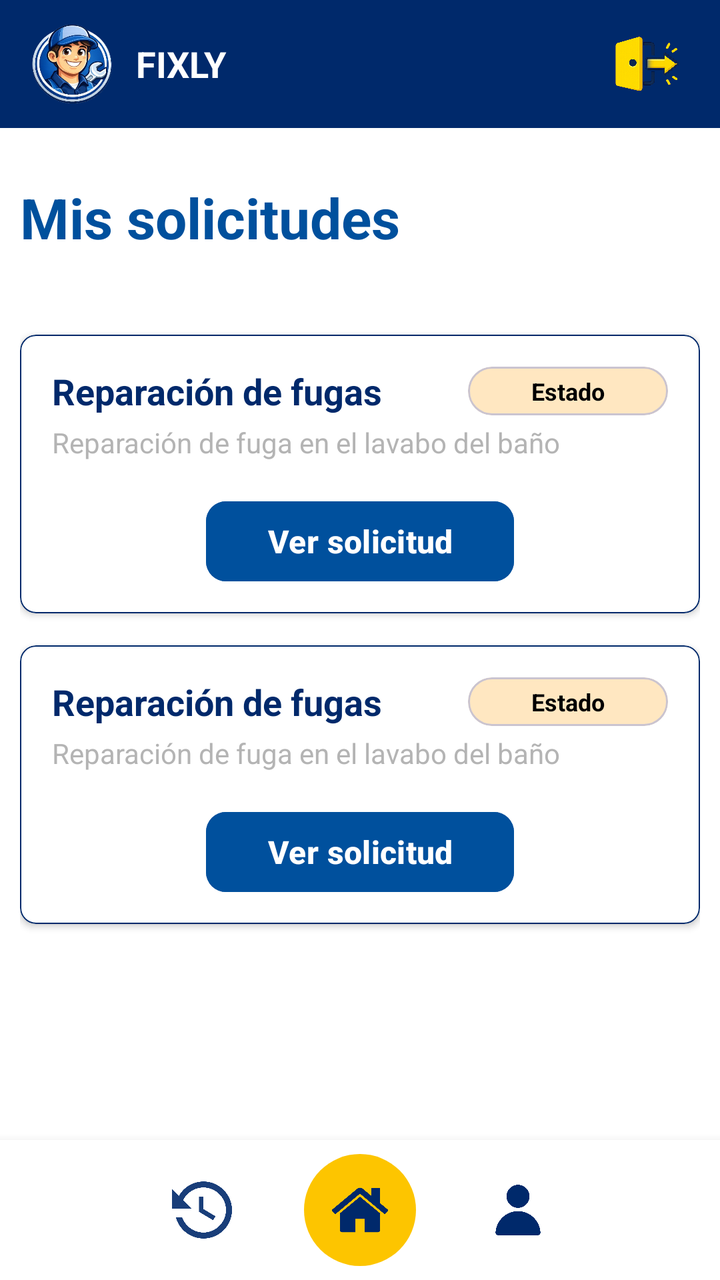
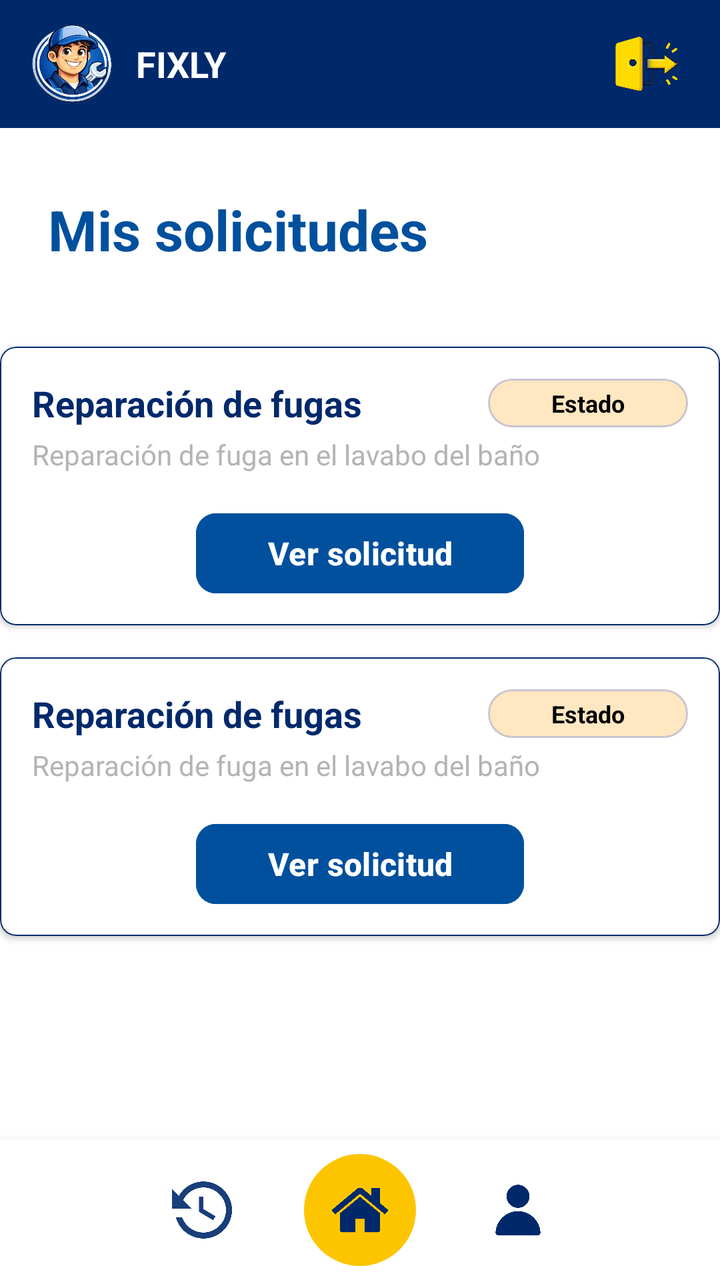

Screens rendered from an Android XML layout before and after an edit, with the pre-edit source and the edit as a unified diff.
<!-- AndroidManifest.xml: application theme Theme.Fixly -->
<!-- res/layout/historial_solicitudes.xml -->
<?xml version="1.0" encoding="utf-8"?>
<LinearLayout xmlns:android="http://schemas.android.com/apk/res/android"
    xmlns:app="http://schemas.android.com/apk/res-auto"
    android:id="@+id/layout_principal_historial_solicitudes"
    android:layout_width="match_parent"
    android:layout_height="match_parent"
    android:background="@android:color/white"
    android:orientation="vertical">

    <include layout="@layout/header" />

    <ScrollView
        android:layout_width="match_parent"
        android:layout_height="0dp"
        android:layout_weight="1"
        android:fillViewport="true">

        <LinearLayout
            android:id="@+id/contenedor_contenido_solicitudes"
            android:layout_width="match_parent"
            android:layout_height="wrap_content"
            android:orientation="vertical"
            android:padding="10dp"
            android:paddingVertical="16dp">

            <TextView
                android:layout_width="match_parent"
                android:layout_height="wrap_content"
                android:layout_marginTop="16dp"
                android:layout_marginBottom="32dp"
                android:layout_paddingHorizontal="24dp"
                android:text="Mis solicitudes"
                android:textAlignment="textStart"
                android:textColor="@color/azul_medio_fixly"
                android:textSize="28sp"
                android:textStyle="bold" />

            <include layout="@layout/item_solicitud" />

            <include layout="@layout/item_solicitud" />

        </LinearLayout>
    </ScrollView>

    <include layout="@layout/bottom_nav" />

</LinearLayout>
<!-- res/layout/header.xml (included above) -->
<?xml version="1.0" encoding="utf-8"?>
<LinearLayout xmlns:android="http://schemas.android.com/apk/res/android"
    xmlns:app="http://schemas.android.com/apk/res-auto"
    android:id="@+id/header_container"
    android:layout_width="match_parent"
    android:layout_height="64dp"
    android:background="@color/azul_fixly"
    android:gravity="center_vertical"
    android:paddingHorizontal="16dp"
    android:orientation="horizontal">

    <ImageView
        android:layout_width="40dp"
        android:layout_height="40dp"
        android:scaleType="fitCenter"
        android:src="@drawable/logo" />

    <TextView
        android:layout_width="0dp"
        android:layout_height="wrap_content"
        android:layout_marginStart="12dp"
        android:layout_weight="1"
        android:text="FIXLY"
        android:textColor="@android:color/white"
        android:textSize="18sp"
        android:textStyle="bold" />

    <ImageView
        android:id="@+id/imageView"
        android:layout_width="40dp"
        android:layout_height="40dp"
        app:srcCompat="@drawable/ic_cerrar_sesion" />

</LinearLayout>
<!-- res/layout/item_solicitud.xml (included above) -->
<?xml version="1.0" encoding="utf-8"?>
<com.google.android.material.card.MaterialCardView
    xmlns:android="http://schemas.android.com/apk/res/android"
    xmlns:app="http://schemas.android.com/apk/res-auto"
    android:id="@+id/item_solicitud"
    android:layout_width="match_parent"
    android:layout_height="wrap_content"
    android:layout_marginHorizontal="0dp"
    android:layout_marginVertical="8dp"
    app:cardBackgroundColor="@android:color/white"
    app:cardCornerRadius="8dp"
    app:cardElevation="2dp"
    app:strokeColor="@color/azul_fixly"
    app:strokeWidth="0.5dp">

    <LinearLayout
        android:layout_width="match_parent"
        android:layout_height="wrap_content"
        android:orientation="vertical"
        android:padding="16dp">

        
        <LinearLayout
            android:layout_width="match_parent"
            android:layout_height="wrap_content"
            android:gravity="center_vertical"
            android:orientation="horizontal">

            <TextView
                android:id="@+id/texto_tipo_servicio_item_solicitud"
                android:layout_width="0dp"
                android:layout_height="wrap_content"
                android:layout_weight="1"
                android:text="Reparación de fugas"
                android:textColor="@color/azul_fixly"
                android:textSize="18sp"
                android:textStyle="bold" />

            
            <com.google.android.material.card.MaterialCardView
                android:id="@+id/card_estado_solicitud"
                android:layout_width="100dp"
                android:layout_height="wrap_content"
                app:cardBackgroundColor="#FFE7C1"
                app:cardCornerRadius="12dp"
                app:cardElevation="0dp">

                <TextView
                    android:id="@+id/texto_estado_item_solicitud"
                    android:layout_width="match_parent"
                    android:layout_height="wrap_content"
                    android:paddingHorizontal="12dp"
                    android:paddingVertical="4dp"
                    android:text="Estado"
                    android:textAlignment="center"
                    android:textColor="@android:color/black"
                    android:textSize="12sp"
                    android:textStyle="bold" />
            </com.google.android.material.card.MaterialCardView>
        </LinearLayout>

        
        <TextView
            android:id="@+id/texto_descripcion_item_solicitud"
            android:layout_width="match_parent"
            android:layout_height="wrap_content"
            android:layout_marginTop="4dp"
            android:ellipsize="end"
            android:maxLines="2"
            android:text="Reparación de fuga en el lavabo del baño"
            android:textColor="@color/gris_texto"
            android:textSize="14sp" />

        
        <LinearLayout
            android:layout_width="match_parent"
            android:layout_height="wrap_content"
            android:layout_marginTop="20dp"
            android:gravity="center"
            android:weightSum="1">

            <com.google.android.material.button.MaterialButton
                android:id="@+id/boton_ver_item_solicitud"
                android:layout_width="0dp"
                android:layout_height="40dp"
                android:layout_weight="0.5"
                android:backgroundTint="@color/azul_medio_fixly"
                android:insetTop="0dp"
                android:insetBottom="0dp"
                android:text="Ver solicitud"
                android:textAllCaps="false"
                android:textColor="@color/white"
                android:textSize="16sp"
                android:textStyle="bold"
                app:cornerRadius="10dp" />
        </LinearLayout>

    </LinearLayout>

</com.google.android.material.card.MaterialCardView>
<!-- res/layout/bottom_nav.xml (included above) -->
<?xml version="1.0" encoding="utf-8"?>
<LinearLayout xmlns:android="http://schemas.android.com/apk/res/android"
    xmlns:app="http://schemas.android.com/apk/res-auto"
    android:id="@+id/bottom_container"
    android:layout_width="match_parent"
    android:layout_height="70dp"
    android:background="@android:color/white"
    android:elevation="8dp"
    android:gravity="center"
    android:orientation="horizontal">

    <ImageView
        android:id="@+id/historial_barra_navegacion"
        android:layout_width="30dp"
        android:layout_height="30dp"
        android:src="@drawable/icono_solicitudes"
        android:tint="#00296b" />

    <FrameLayout
        android:id="@+id/home_barra_navegacion"
        android:layout_width="56dp"
        android:layout_height="56dp"
        android:layout_marginHorizontal="36dp"
        android:background="@drawable/bg_home">

        <ImageView
            android:layout_width="28dp"
            android:layout_height="28dp"
            android:layout_gravity="center"
            android:src="@drawable/icono_home"
            app:tint="#00296b" />
    </FrameLayout>

    <ImageView
        android:id="@+id/perfil_barra_navegacion"
        android:layout_width="30dp"
        android:layout_height="30dp"
        android:src="@drawable/icono_usuario"
        app:tint="#00296b" />

</LinearLayout>
<!-- resources referenced by this layout -->
<resources>
  <color name="azul_fixly">#00296b</color>
  <color name="azul_medio_fixly">#00509d</color>
  <color name="gris_texto">#b4b4b4</color>
  <color name="white">#FFFFFFFF</color>
  <!-- drawable bg_home (drawable) -->
  <?xml version="1.0" encoding="utf-8"?>
  <shape xmlns:android="http://schemas.android.com/apk/res/android"
      android:shape="oval">
      <solid android:color="#fdc500"/>
  </shape>
  <!-- drawable ic_cerrar_sesion: png bitmap (drawable, 236120 bytes) -->
  <!-- drawable icono_home: png bitmap (drawable, 9640 bytes) -->
  <!-- drawable icono_solicitudes: png bitmap (drawable, 14988 bytes) -->
  <!-- drawable icono_usuario: png bitmap (drawable, 6687 bytes) -->
  <!-- drawable logo: png bitmap (drawable, 142083 bytes) -->
  <style name="Theme.Fixly" parent="Base.Theme.Fixly" />
  <style name="Base.Theme.Fixly" parent="Theme.Material3.DayNight.NoActionBar">
          
          
      </style>
</resources>

<!-- the commit's change to res/layout/historial_solicitudes.xml (unified diff, before → after) -->
@@ -1,7 +1,7 @@
 <?xml version="1.0" encoding="utf-8"?>
 <LinearLayout xmlns:android="http://schemas.android.com/apk/res/android"
     xmlns:app="http://schemas.android.com/apk/res-auto"
-    android:id="@+id/layout_principal_historial_solicitudes"
+    android:id="@+id/main"
     android:layout_width="match_parent"
     android:layout_height="match_parent"
     android:background="@android:color/white"
@@ -20,7 +20,6 @@
             android:layout_width="match_parent"
             android:layout_height="wrap_content"
             android:orientation="vertical"
-            android:padding="10dp"
             android:paddingVertical="16dp">
 
             <TextView
@@ -28,7 +27,7 @@
                 android:layout_height="wrap_content"
                 android:layout_marginTop="16dp"
                 android:layout_marginBottom="32dp"
-                android:layout_paddingHorizontal="24dp"
+                android:paddingHorizontal="24dp"
                 android:text="Mis solicitudes"
                 android:textAlignment="textStart"
                 android:textColor="@color/azul_medio_fixly"
@@ -163,7 +162,7 @@
             android:weightSum="1">
 
             <com.google.android.material.button.MaterialButton
-                android:id="@+id/boton_ver_item_solicitud"
+                android:id="@+id/boton_guardar_cambiar_contrasena"
                 android:layout_width="0dp"
                 android:layout_height="40dp"
                 android:layout_weight="0.5"
